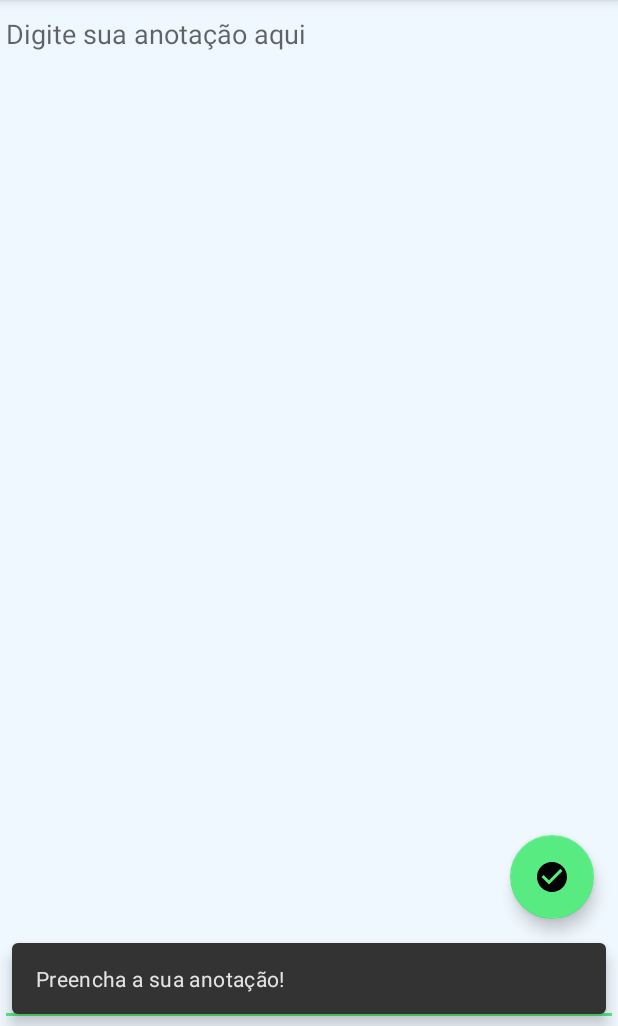
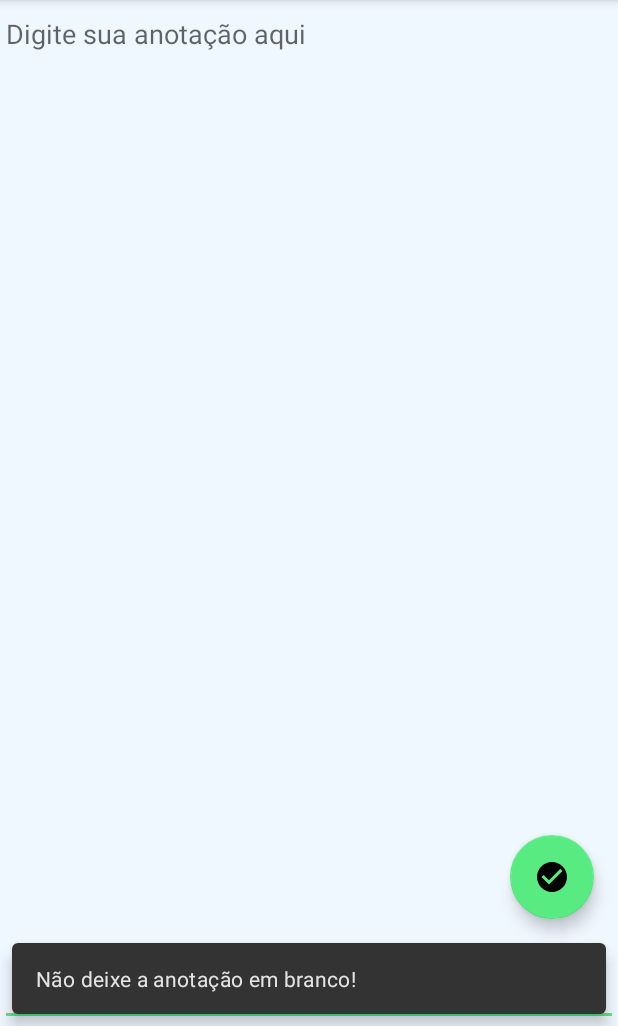
Before and after one commit to henrique-coder/BlocoDeNotas, an Android app: the screen it shows after launch (MainActivity), after a tap on an icon or button, on a phone screen of 412 x 824 dp, the part 210-1236 px from its top. Run offline under Robolectric (Android 15) with nearby library versions, the phone set to English and light mode, and no system bars.

Commit message:
Bug fixes and more strings

```diff
--- a/app/src/main/java/com/AndroidStudio/BlocoDeNotas/MainActivity.java
+++ b/app/src/main/java/com/AndroidStudio/BlocoDeNotas/MainActivity.java
@@ -35,7 +35,7 @@ public class MainActivity extends AppCompatActivity {
                 //Validar se foi digitado algo
                 String textoRecuperado = editAnotacao.getText().toString();
                 if( textoRecuperado.equals("") ){
-                    Snackbar.make(view, "Preencha a sua anotação!", Snackbar.LENGTH_LONG).show();
+                    Snackbar.make(view, "Não deixe a anotação em branco!", Snackbar.LENGTH_LONG).show();
                 }else {
 
                     preferencias.salvarAnotacao( textoRecuperado );
--- a/app/src/main/res/values/strings.xml
+++ b/app/src/main/res/values/strings.xml
@@ -11,5 +11,6 @@
     <string name="hello_second_fragment">Hello second fragment. Arg: %1$s</string>
 
     <string name="DicaBlocoNotas">Digite sua anotação aqui</string>
-
+    <string name="AvisoBlocoNotas">Não deixe a anotação em branco!</string>
+    <string name="SalvoBlocoNotas">Anotação salva com sucesso!</string>
 </resources>
```
